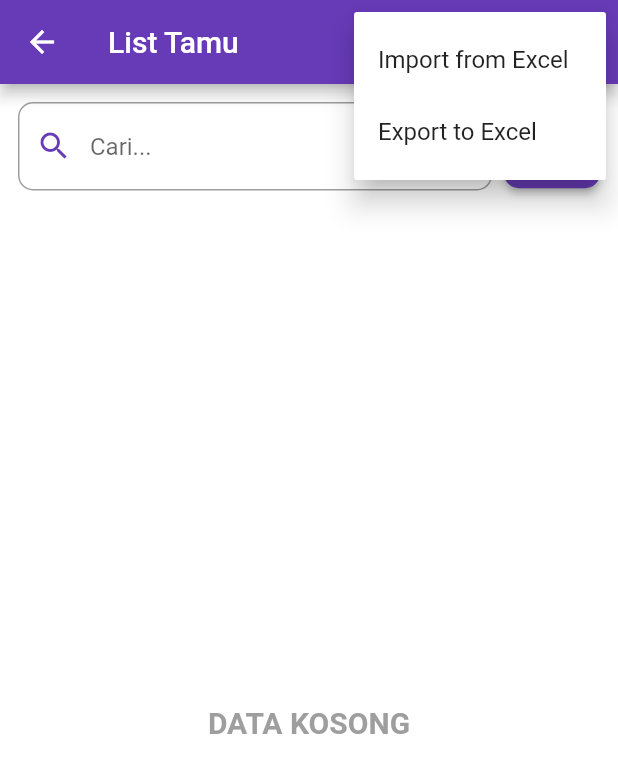
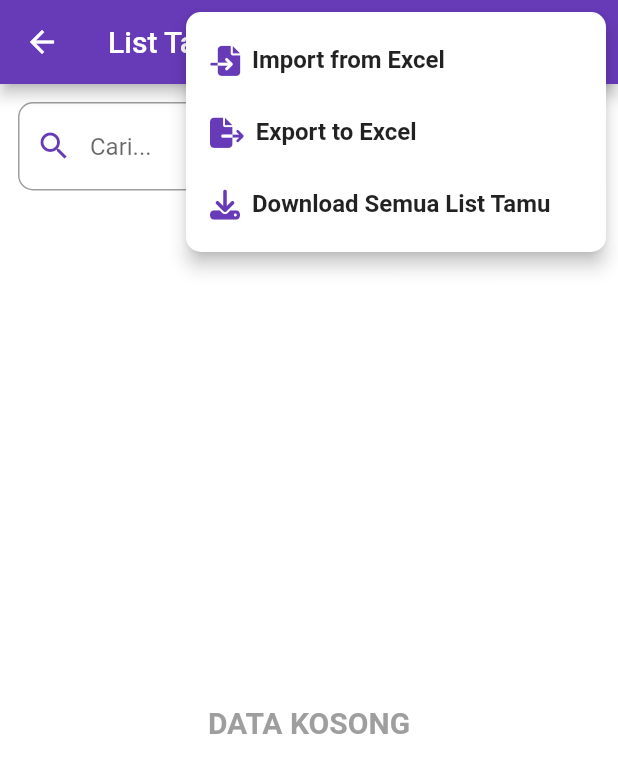
Before and after one commit to arvandha121/WeddingCheck, a Flutter app: the HomesChild screen opened directly with empty values, after a tap on the "more vert" icon, on a phone screen of 412 x 824 dp. Shown: the top 773 px of the screen. Run offline on Flutter 3.47's test engine with Material 2 defaults, Android fonts, the phone set to English and light mode, and no system bars; our stand-ins replace file_picker, font_awesome_flutter, get, google_fonts, image_gallery_saver, permission_handler and 5 more; missing offline and left inert: excel, qr_code_scanner; accounts and stored records are empty.

Commit message:
add cetak semua list tamu undangan jadi file zip, perbagus tampilan dropdown lainnya

```diff
--- a/lib/app/database/dbHelper.dart
+++ b/lib/app/database/dbHelper.dart
@@ -374,4 +374,12 @@ class DatabaseHelper {
     }
     await batch.commit(noResult: true);
   }
+
+  Future<List<ListItem>> getAllDownloadListItems() async {
+    final db = await database;
+    List<Map<String, dynamic>> maps = await db.query('list');
+    return List.generate(maps.length, (i) {
+      return ListItem.fromMap(maps[i]);
+    });
+  }
 }
--- a/lib/views/other/menu/screens/homes-child/homes.dart
+++ b/lib/views/other/menu/screens/homes-child/homes.dart
@@ -6,8 +6,10 @@ import 'package:weddingcheck/app/model/listItem.dart';
 import 'package:weddingcheck/views/other/menu/screens/homes-child/detail-form/detail.dart';
 import 'package:weddingcheck/views/other/menu/screens/homes-child/edit-form/edit.dart';
 import 'package:weddingcheck/views/other/menu/screens/homes-parent/undangan/invite.dart';
+import '../homes-parent/undangan/inviteall.dart';
 import 'export-data/exportListItemsToExcel.dart';
 import 'import-data/import-excel.dart';
+import 'package:font_awesome_flutter/font_awesome_flutter.dart';
 
 class HomesChild extends StatefulWidget {
   final int parentId;
@@ -96,19 +98,67 @@ class _HomesChildState extends State<HomesChild> {
                 case 'export_excel':
                   exportListItemsToExcel(context, _items);
                   break;
+                case 'download_all':
+                  Navigator.push(
+                    context,
+                    MaterialPageRoute(
+                      builder: (context) =>
+                          AllInvitationsPage(parentId: widget.parentId),
+                    ),
+                  );
+                  break;
               }
             },
             itemBuilder: (BuildContext context) => <PopupMenuEntry<String>>[
-              const PopupMenuItem<String>(
+              PopupMenuItem<String>(
                 value: 'import_excel',
-                child: Text('Import from Excel'),
+                child: Row(
+                  children: [
+                    FaIcon(FontAwesomeIcons.fileImport,
+                        color: Colors.deepPurple, size: 20),
+                    SizedBox(width: 8),
+                    Text(
+                      'Import from Excel',
+                      style: TextStyle(fontWeight: FontWeight.bold),
+                    ),
+                  ],
+                ),
               ),
-              const PopupMenuItem<String>(
+              PopupMenuItem<String>(
                 value: 'export_excel',
-                child: Text('Export to Excel'),
+                child: Row(
+                  children: [
+                    FaIcon(FontAwesomeIcons.fileExport,
+                        color: Colors.deepPurple, size: 20),
+                    SizedBox(width: 8),
+                    Text(
+                      'Export to Excel',
+                      style: TextStyle(fontWeight: FontWeight.bold),
+                    ),
+                  ],
+                ),
+              ),
+              PopupMenuItem<String>(
+                value: 'download_all',
+                child: Row(
+                  children: [
+                    FaIcon(FontAwesomeIcons.download,
+                        color: Colors.deepPurple, size: 20),
+                    SizedBox(width: 8),
+                    Text(
+                      'Download Semua List Tamu',
+                      style: TextStyle(fontWeight: FontWeight.bold),
+                    ),
+                  ],
+                ),
               ),
             ],
-          ),
+            shape: RoundedRectangleBorder(
+              borderRadius: BorderRadius.circular(10),
+            ),
+            color: Colors.white,
+            elevation: 5,
+          )
         ],
       ),
       body: Column(
--- a/pubspec.yaml
+++ b/pubspec.yaml
@@ -54,6 +54,8 @@ dependencies:
   flutter_automation: ^2.0.0
   excel: ^3.0.0
   file_picker: ^5.3.1
+  archive: ^3.4.2
+  font_awesome_flutter: ^10.4.0
 
 dev_dependencies:
   flutter_test:
```
Also changed, not shown: lib/views/other/menu/screens/homes-parent/undangan/inviteall.dart (added, +329 -0 lines), pubspec.lock.
